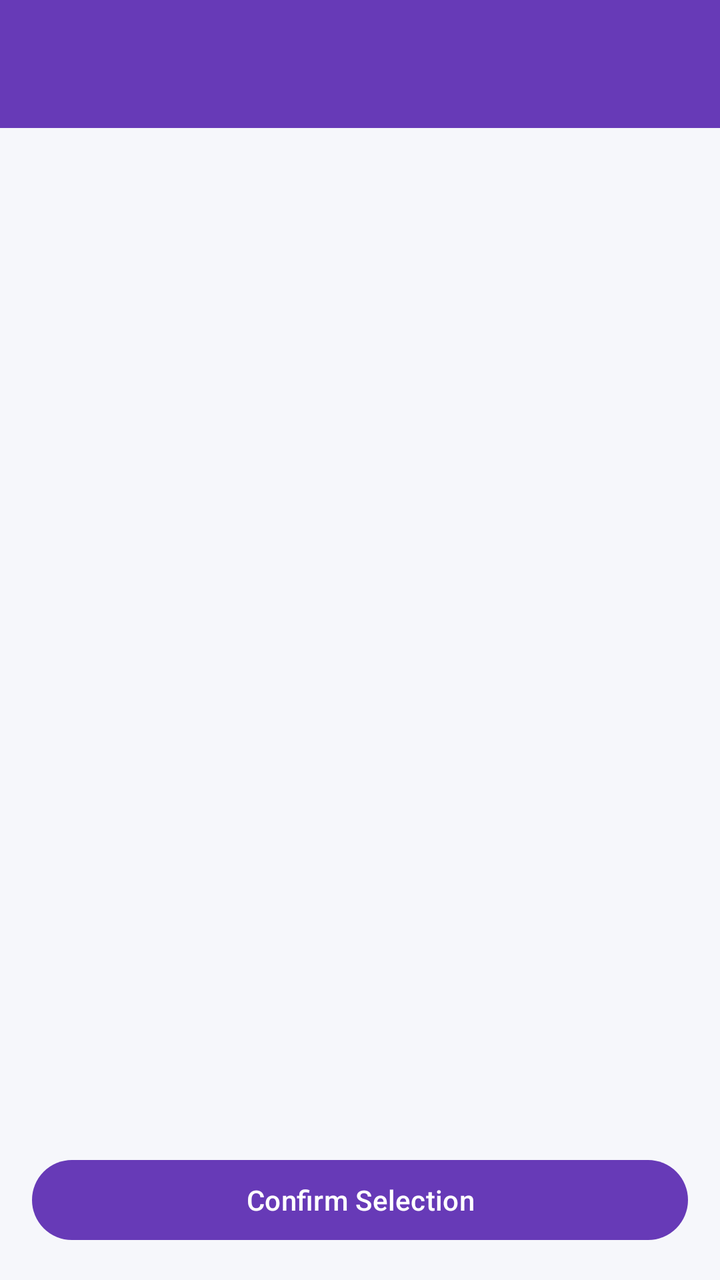
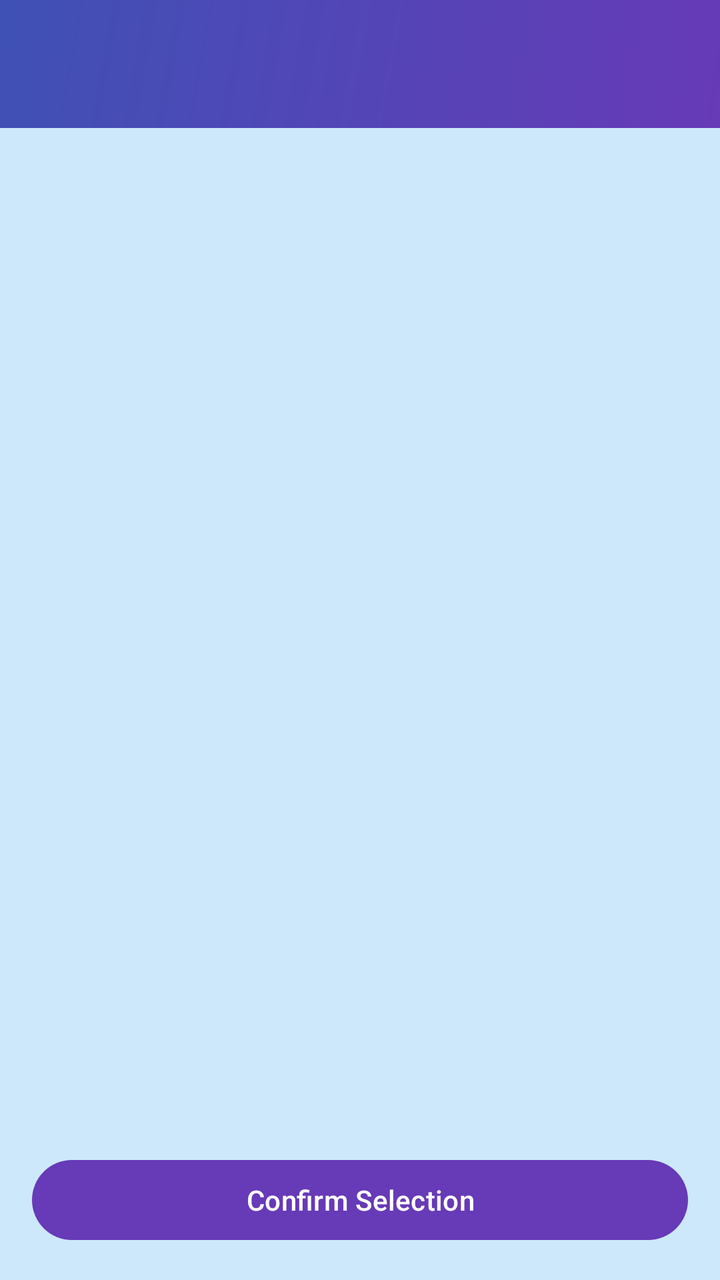

Two renders of the same Android screen: before a commit and after it. Below are the layout's source before the change and the commit's diff.
<!-- AndroidManifest.xml: application theme Theme.CampusConnect -->
<!-- res/layout/activity_avatar_picker.xml -->
<?xml version="1.0" encoding="utf-8"?>
<androidx.constraintlayout.widget.ConstraintLayout xmlns:android="http://schemas.android.com/apk/res/android"
    xmlns:app="http://schemas.android.com/apk/res-auto"
    android:layout_width="match_parent"
    android:layout_height="match_parent">

    <com.google.android.material.appbar.MaterialToolbar
        android:id="@+id/toolbar"
        android:layout_width="match_parent"
        android:layout_height="?attr/actionBarSize"
        android:background="?attr/colorPrimary"
        app:titleTextColor="?attr/colorOnPrimary"
        app:layout_constraintTop_toTopOf="parent" />

    <androidx.recyclerview.widget.RecyclerView
        android:id="@+id/avatarRecyclerView"
        android:layout_width="match_parent"
        android:layout_height="0dp"
        android:padding="8dp"
        app:layout_constraintBottom_toTopOf="@id/confirmButton"
        app:layout_constraintTop_toBottomOf="@id/toolbar" />

    <Button
        android:id="@+id/confirmButton"
        android:layout_width="match_parent"
        android:layout_height="wrap_content"
        android:layout_margin="16dp"
        android:text="@string/confirm_selection"
        app:layout_constraintBottom_toBottomOf="parent" />

</androidx.constraintlayout.widget.ConstraintLayout>
<!-- resources referenced by this layout -->
<resources>
  <string name="confirm_selection">Confirm Selection</string>
  <style name="Theme.CampusConnect" parent="Base.Theme.CampusConnect" />
  <style name="Base.Theme.CampusConnect" parent="Theme.Material3.DayNight.NoActionBar">
          
          <item name="colorPrimary">@color/primary</item>
          <item name="colorOnPrimary">@color/on_primary</item>
          <item name="colorSecondary">@color/secondary</item>
          <item name="colorOnSecondary">@color/on_secondary</item>
          <item name="colorTertiary">@color/tertiary</item>
          <item name="colorOnTertiary">@color/on_tertiary</item>
          <item name="android:windowBackground">@color/background</item>
          <item name="colorSurface">@color/surface</item>
          <item name="colorOnSurface">@color/on_surface</item>
  
          <item name="colorSurfaceVariant">@color/surface_variant</item>
          <item name="colorOnSurfaceVariant">@color/on_surface_variant</item>
          <item name="colorError">@color/error</item>
          <item name="colorOnError">@color/on_error</item>
          <item name="colorOutline">@color/outline</item>
          <item name="colorOutlineVariant">@color/outline_variant</item>
          <item name="android:statusBarColor">@color/primary</item>
  
          
          <item name="materialCardViewStyle">@style/Widget.CampusConnect.Card</item>
      </style>
  <color name="primary">#673AB7</color>
  <color name="on_primary">#FFFFFF</color>
  <color name="secondary">#009688</color>
  <color name="on_secondary">#FFFFFF</color>
  <color name="tertiary">#FFC107</color>
  <color name="on_tertiary">#000000</color>
  <color name="background">#F6F7FB</color>
  <color name="surface">#FFFFFF</color>
  <color name="on_surface">#1A1C1E</color>
  <color name="surface_variant">#E1E2EC</color>
  <color name="on_surface_variant">#44474E</color>
  <color name="error">#B3261E</color>
  <color name="on_error">#FFFFFF</color>
  <color name="outline">#74777F</color>
  <color name="outline_variant">#C4C6D0</color>
  <style name="Widget.CampusConnect.Card" parent="Widget.Material3.CardView.Elevated">
          <item name="cardCornerRadius">16dp</item>
          <item name="cardElevation">2dp</item>
          <item name="strokeWidth">0dp</item>
      </style>
</resources>

<!-- the commit's change to res/layout/activity_avatar_picker.xml (unified diff, before → after) -->
@@ -5,10 +5,11 @@
     android:layout_height="match_parent">
 
     <com.google.android.material.appbar.MaterialToolbar
+        android:theme="@style/ThemeOverlay.CampusConnect.Toolbar"
         android:id="@+id/toolbar"
         android:layout_width="match_parent"
         android:layout_height="?attr/actionBarSize"
-        android:background="?attr/colorPrimary"
+        android:background="@drawable/bg_toolbar_gradient"
         app:titleTextColor="?attr/colorOnPrimary"
         app:layout_constraintTop_toTopOf="parent" />
 
<!-- resource entries referenced after the edit -->
@@ -1,7 +1,22 @@
 <!-- resources referenced by this layout -->
 <resources>
+  <!-- drawable bg_toolbar_gradient (drawable) -->
+  <?xml version="1.0" encoding="utf-8"?>
+  <shape xmlns:android="http://schemas.android.com/apk/res/android"
+      android:shape="rectangle">
+      <gradient
+          android:angle="135"
+          android:startColor="@color/gradient_start"
+          android:endColor="@color/gradient_end"
+          android:type="linear" />
+  </shape>
   <string name="confirm_selection">Confirm Selection</string>
+  <style name="ThemeOverlay.CampusConnect.Toolbar" parent="">
+          <item name="colorControlNormal">?attr/colorOnPrimary</item>
+      </style>
   <style name="Theme.CampusConnect" parent="Base.Theme.CampusConnect" />
+  <color name="gradient_start">#673AB7</color>
+  <color name="gradient_end">#3F51B5</color>
   <style name="Base.Theme.CampusConnect" parent="Theme.Material3.DayNight.NoActionBar">
           
           <item name="colorPrimary">@color/primary</item>
@@ -24,6 +39,7 @@
   
           
           <item name="materialCardViewStyle">@style/Widget.CampusConnect.Card</item>
+          <item name="toolbarStyle">@style/Widget.CampusConnect.Toolbar</item>
       </style>
   <color name="primary">#673AB7</color>
   <color name="on_primary">#FFFFFF</color>
@@ -31,7 +47,7 @@
   <color name="on_secondary">#FFFFFF</color>
   <color name="tertiary">#FFC107</color>
   <color name="on_tertiary">#000000</color>
-  <color name="background">#F6F7FB</color>
+  <color name="background">#CDE8FA</color>
   <color name="surface">#FFFFFF</color>
   <color name="on_surface">#1A1C1E</color>
   <color name="surface_variant">#E1E2EC</color>
@@ -41,9 +57,16 @@
   <color name="outline">#74777F</color>
   <color name="outline_variant">#C4C6D0</color>
   <style name="Widget.CampusConnect.Card" parent="Widget.Material3.CardView.Elevated">
-          <item name="cardCornerRadius">16dp</item>
-          <item name="cardElevation">2dp</item>
+          
+          <item name="cardBackgroundColor">@color/tile_bg</item>
+          <item name="cardCornerRadius">18dp</item>
+          <item name="cardElevation">0dp</item>
           <item name="strokeWidth">0dp</item>
       </style>
+  <style name="Widget.CampusConnect.Toolbar" parent="Widget.Material3.Toolbar">
+          <item name="navigationIconTint">?attr/colorOnPrimary</item>
+          <item name="android:theme">@style/ThemeOverlay.CampusConnect.Toolbar</item>
+      </style>
+  <color name="tile_bg">#ECE8FE</color>
 </resources>
 
